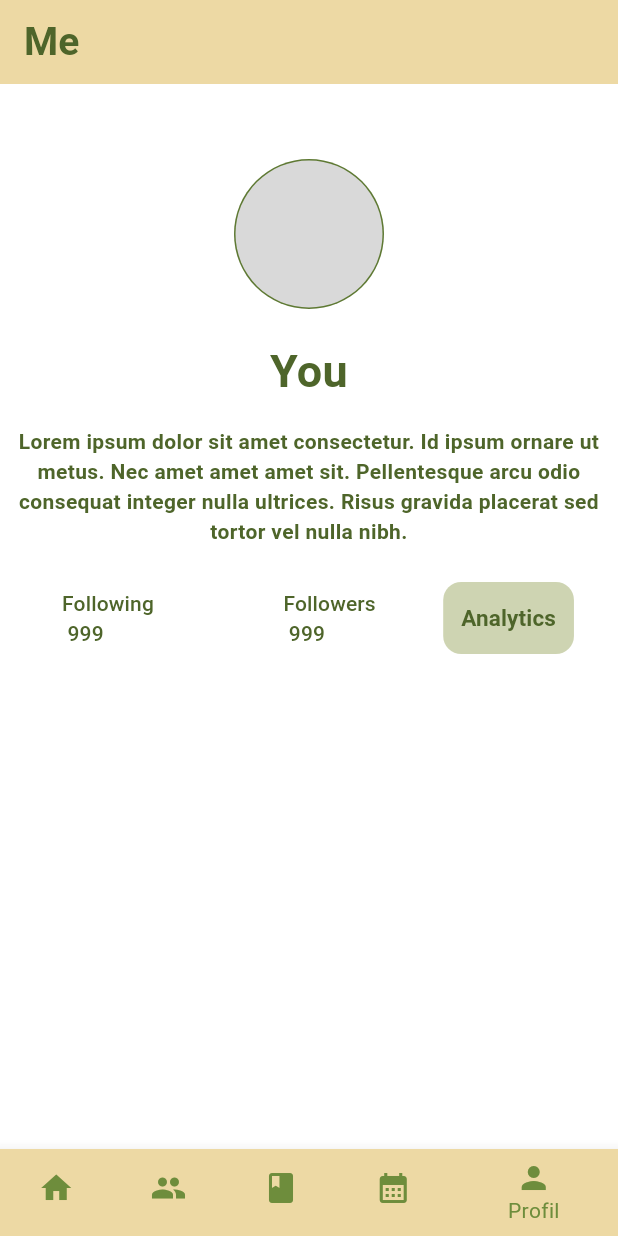
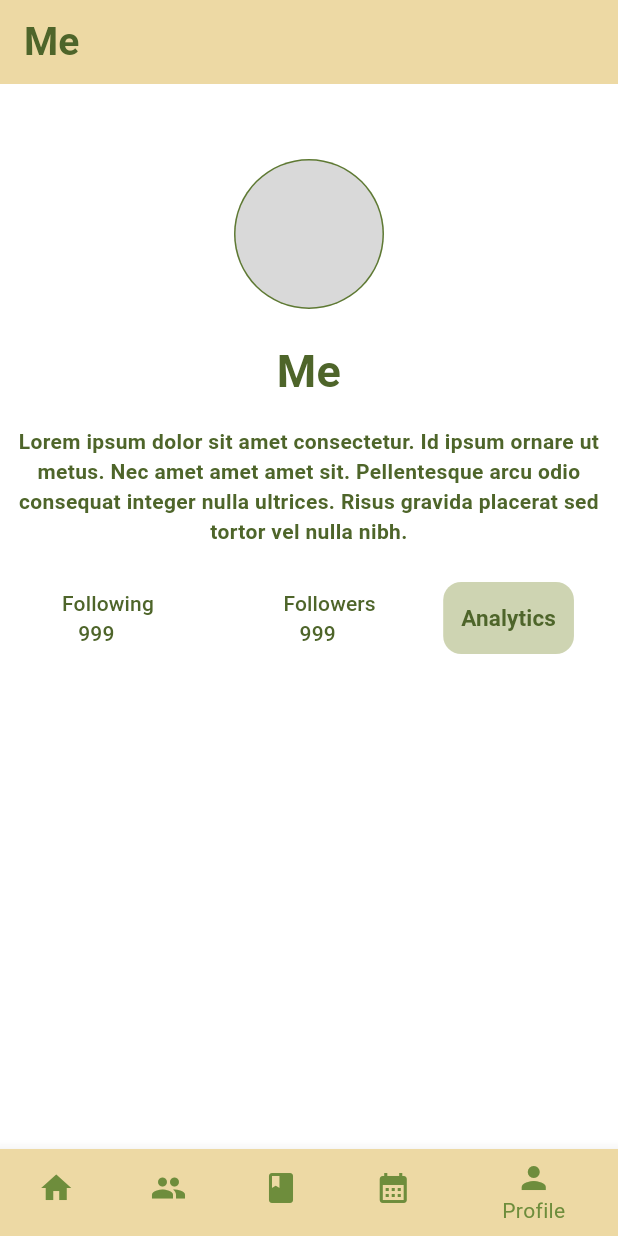
Before and after one commit to MealStock/mealstock, a Flutter app: the screen it shows once a user with an empty profile is signed in, item 5 of the bottom bar chosen, on a phone screen of 412 x 824 dp. Run offline on Flutter 3.47's test engine with Material 3 defaults, Android fonts, the phone set to English and light mode, and no system bars; our stand-ins replace firebase_analytics, firebase_auth, firebase_core, firebase_crashlytics, google_sign_in; accounts and stored records are empty.

Commit message:
testing the app and editing some changes

```diff
--- a/lib/screens/home_screens/navigator_bar.dart
+++ b/lib/screens/home_screens/navigator_bar.dart
@@ -69,7 +69,7 @@ class _NavigatorBarState extends State<NavigatorBar> {
           ),
           BottomNavigationBarItem(
             icon: Icon(Icons.person),
-            label: "Profil",
+            label: "Profile",
             backgroundColor: Color(0xffedd9a4),
           ),
         ],
--- a/lib/screens/home_screens/profil_screen.dart
+++ b/lib/screens/home_screens/profil_screen.dart
@@ -33,7 +33,7 @@ class ProfilScreen extends StatelessWidget {
               height: 20,
             ),
             const Text(
-              "You",
+              "Me",
               style: TextStyle(
                 fontSize: 30,
                 fontWeight: FontWeight.bold,
@@ -69,7 +69,7 @@ class ProfilScreen extends StatelessWidget {
                 TextButton(
                     onPressed: () {},
                     child: const Text(
-                      "Following \n 999",
+                      "Following \n   999",
                       style: TextStyle(
                         color: Color(0xff4e652a),
                       ),
@@ -80,7 +80,7 @@ class ProfilScreen extends StatelessWidget {
                 TextButton(
                     onPressed: () {},
                     child: const Text(
-                      "Followers \n 999",
+                      "Followers \n   999",
                       style: TextStyle(
                         color: Color(0xff4e652a),
                       ),
```
